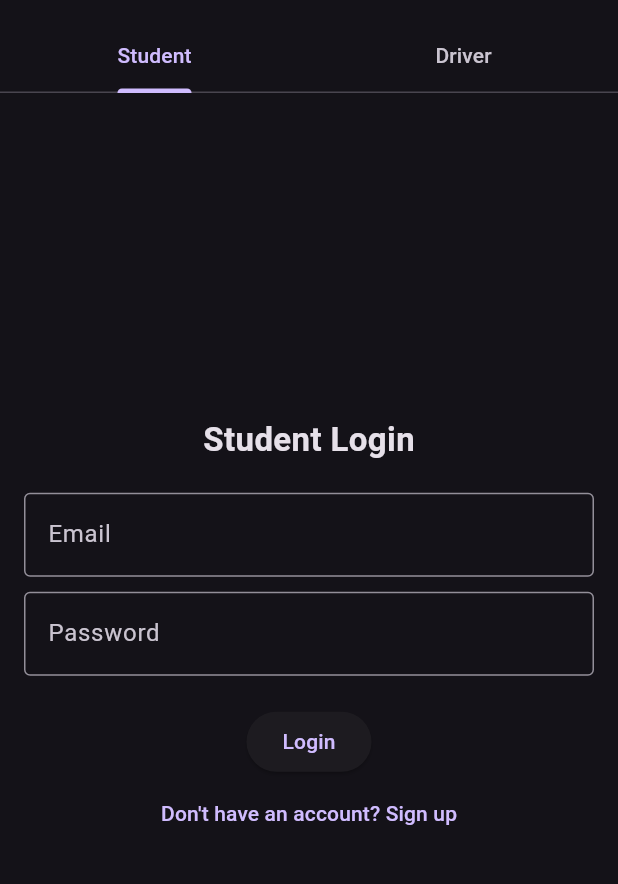
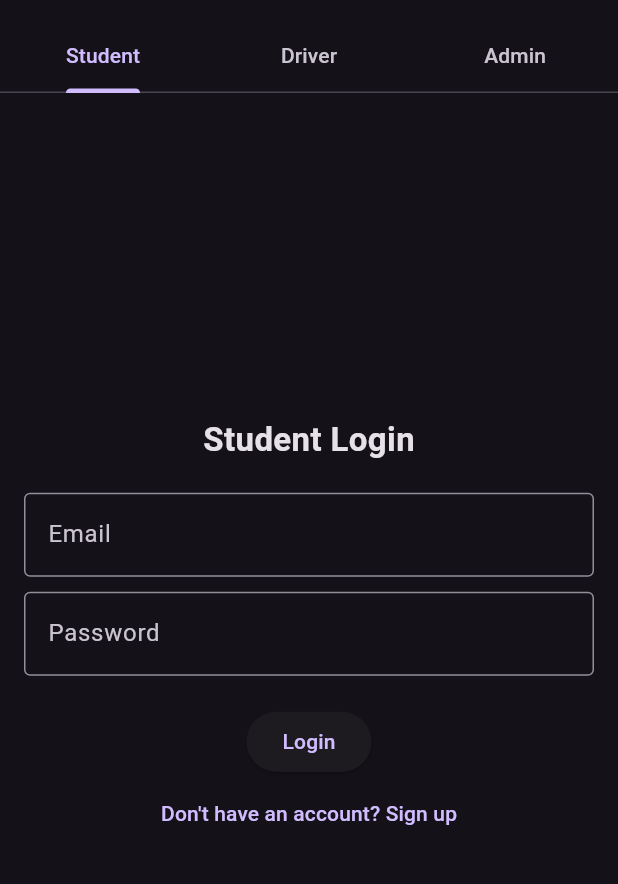
Before and after one commit to PrateekMarke/bustrack, a Flutter app: the screen it shows after launch, on a phone screen of 412 x 824 dp, the part 63-947 px from its top. Run offline on Flutter 3.47's test engine with Material 3 defaults, Android fonts, the phone set to English and light mode, and no system bars; our stand-ins replace cloud_firestore, dio, firebase_auth, firebase_core, flutter_map, geolocator and 1 more; missing offline and left inert: flutter_map_location_marker, flutter_polyline_points; accounts and stored records are empty.

Commit message:
admin added

```diff
--- /dev/null
+++ b/lib/admin/adminscreen.dart
@@ -0,0 +1,11 @@
+import 'package:flutter/material.dart';
+
+class AdminDashboardScreen extends StatelessWidget {
+  @override
+  Widget build(BuildContext context) {
+    return Scaffold(
+      appBar: AppBar(title: Text("Admin Dashboard")),
+      body: Center(child: Text("Welcome, Admin!")),
+    );
+  }
+}
--- a/lib/core/auth/authscreen.dart
+++ b/lib/core/auth/authscreen.dart
@@ -15,7 +15,7 @@ class _AuthScreenState extends State<AuthScreen>
   @override
   void initState() {
     super.initState();
-    _tabController = TabController(length: 2, vsync: this);
+    _tabController = TabController(length: 3, vsync: this);
   }
 
   @override
@@ -29,7 +29,11 @@ class _AuthScreenState extends State<AuthScreen>
             children: [
               TabBar(
                 controller: _tabController,
-                tabs: [Tab(text: "Student"), Tab(text: "Driver")],
+                tabs: [
+                  Tab(text: "Student"),
+                  Tab(text: "Driver"),
+                  Tab(text: "Admin"),
+                ],
               ),
               Expanded(
                 child: TabBarView(
@@ -37,6 +41,7 @@ class _AuthScreenState extends State<AuthScreen>
                   children: [
                     AuthForm(userType: "Student"),
                     AuthForm(userType: "Driver"),
+                    AuthForm(userType: "Admin"),
                   ],
                 ),
               ),
```
Also changed, not shown: lib/core/auth/authform.dart (+49 -18 lines).
